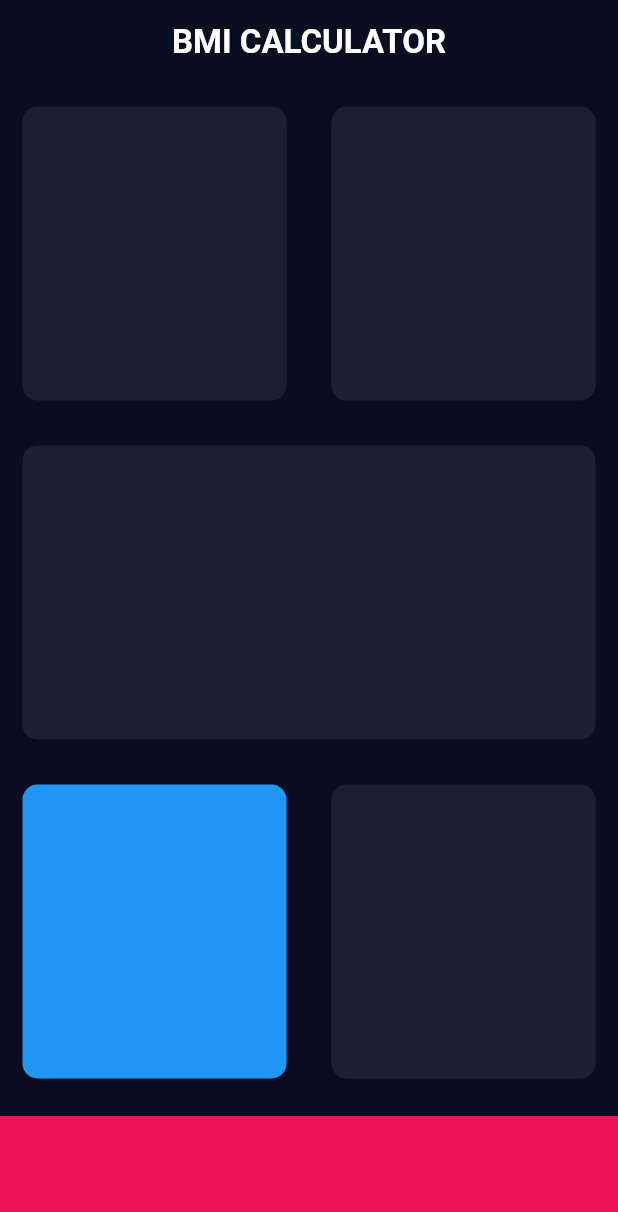
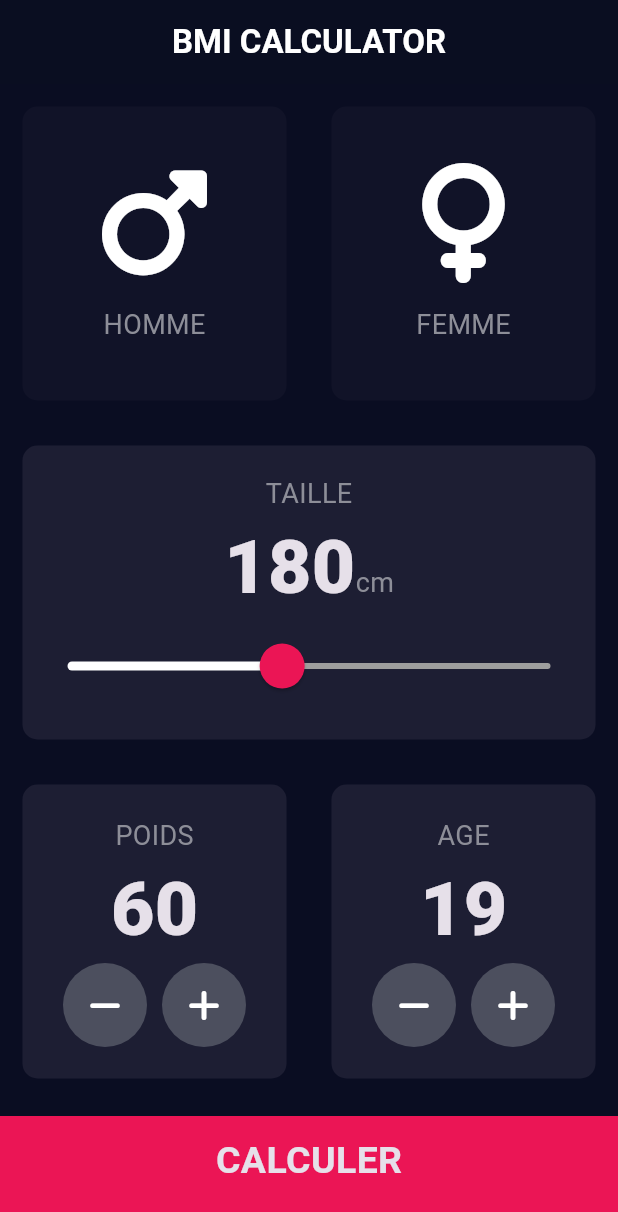
Before and after one commit to taphakebe99/BMI, a Flutter app: the screen it shows after launch, on a phone screen of 412 x 824 dp. Shown: the top 1212 px of the screen. Run offline on Flutter 3.47's test engine with Material 3 defaults, Android fonts, the phone set to English and light mode, and no system bars; our stand-ins replace font_awesome_flutter.

Commit message:
update the final project

```diff
--- /dev/null
+++ b/lib/calculator_brain.dart
@@ -0,0 +1,34 @@
+import 'dart:math';
+
+class CalculatorBrain {
+  final int height;
+  final int weight;
+  double _bmi = 0.0;
+
+  CalculatorBrain({required this.height, required this.weight});
+
+  String calculateBMI() {
+    _bmi = weight / pow(height / 100, 2);
+    return _bmi.toStringAsFixed(1);
+  }
+
+  String getResult() {
+    if (_bmi >= 25) {
+      return 'Surpoids';
+    } else if (_bmi >= 18.5) {
+      return 'Normal';
+    } else {
+      return 'Insuffisance pondérale';
+    }
+  }
+
+  String getInterpretation() {
+    if (_bmi >= 25) {
+      return 'Vous avez un poids corporel supérieur à la normale. Essayez de faire plus d\'exercice.';
+    } else if (_bmi >= 18.5) {
+      return 'Vous avez un poids corporel normal. Bon travail !';
+    } else {
+      return 'Vous avez un poids corporel inférieur à la normale. Vous pouvez manger un peu plus.';
+    }
+  }
+}
--- /dev/null
+++ b/lib/components/bottom_button.dart
@@ -0,0 +1,32 @@
+import 'package:flutter/material.dart';
+
+import '../constants.dart';
+
+class BottomButton extends StatelessWidget {
+  final String buttonTitle;
+  final VoidCallback onTap;
+
+  BottomButton({required this.buttonTitle, required this.onTap});
+
+  @override
+  Widget build(BuildContext context) {
+    return GestureDetector(
+      onTap: onTap,
+      child: Container(
+        margin: const EdgeInsets.only(top: 10.0),
+        padding: const EdgeInsets.only(
+          bottom: 20.0,
+        ),
+        color: kBottomContainerColor,
+        height: kBottomContainerHight,
+        width: double.infinity,
+        child: Center(
+          child: Text(
+            buttonTitle,
+            style: kLargeButtonTextStyle,
+          ),
+        ),
+      ),
+    );
+  }
+}
--- /dev/null
+++ b/lib/components/input_content.dart
@@ -0,0 +1,29 @@
+import 'package:flutter/cupertino.dart';
+
+import '../constants.dart';
+
+class IconContent extends StatelessWidget {
+  final String label;
+  final IconData awesomeIcon;
+  IconContent({required this.awesomeIcon, required this.label});
+
+  @override
+  Widget build(BuildContext context) {
+    return Column(
+      mainAxisAlignment: MainAxisAlignment.center,
+      children: [
+        Icon(
+          awesomeIcon,
+          size: 80.0,
+        ),
+        const SizedBox(
+          height: 15.0,
+        ),
+        Text(
+          label,
+          style: kLabelTextStyle,
+        )
+      ],
+    );
+  }
+}
--- /dev/null
+++ b/lib/components/reusable_card.dart
@@ -0,0 +1,24 @@
+import 'package:flutter/cupertino.dart';
+
+class ReusableCard extends StatelessWidget {
+  final Color colour;
+  final Widget? cardChild;
+  final VoidCallback? onPress;
+
+  ReusableCard({required this.colour, this.cardChild, this.onPress});
+
+  @override
+  Widget build(BuildContext context) {
+    return GestureDetector(
+      onTap: onPress,
+      child: Container(
+        margin: const EdgeInsets.all(15.0),
+        decoration: BoxDecoration(
+          color: colour,
+          borderRadius: BorderRadius.circular(10.0),
+        ),
+        child: cardChild,
+      ),
+    );
+  }
+}
--- /dev/null
+++ b/lib/components/rounded_icon_button.dart
@@ -0,0 +1,20 @@
+import 'package:flutter/material.dart';
+
+class RoundedIconButton extends StatelessWidget {
+  final IconData icon;
+  final VoidCallback onPressed;
+
+  const RoundedIconButton({required this.icon, required this.onPressed});
+
+  @override
+  Widget build(BuildContext context) {
+    return RawMaterialButton(
+      onPressed: onPressed,
+      shape: const CircleBorder(),
+      constraints: const BoxConstraints.tightFor(width: 56.0, height: 56.0),
+      elevation: 0.0,
+      fillColor: const Color(0xFF4C4F5E),
+      child: Icon(icon),
+    );
+  }
+}
--- /dev/null
+++ b/lib/constants.dart
@@ -0,0 +1,41 @@
+import 'package:flutter/material.dart';
+
+const kBottomContainerHight = 80.0;
+const Color kActiveCardColor = Color(0xFF1D1E33);
+const Color kInactiveCardColor = Color(0xFF111328);
+const Color kBottomContainerColor = Color(0xFFEB1555);
+
+const kLabelTextStyle = TextStyle(
+  fontSize: 18.0,
+  color: Color(0xFF8D8E98),
+);
+
+const kNumberTextStyle = TextStyle(
+  fontSize: 50.0,
+  fontWeight: FontWeight.w900,
+);
+
+const kLargeButtonTextStyle = TextStyle(
+  fontSize: 25.0,
+  fontWeight: FontWeight.bold,
+);
+
+const kTitleTextStyle = TextStyle(
+  fontSize: 50.0,
+  fontWeight: FontWeight.bold,
+);
+
+const kResultTextStyle = TextStyle(
+  color: Color(0xFF24D876),
+  fontSize: 22.0,
+  fontWeight: FontWeight.bold,
+);
+
+const kBMITextStyle = TextStyle(
+  fontSize: 100.0,
+  fontWeight: FontWeight.bold,
+);
+
+const kBodyTextStyle = TextStyle(
+  fontSize: 22.0,
+);
--- /dev/null
+++ b/lib/gender_type.dart
@@ -0,0 +1 @@
+enum GenderType { male, female }
--- a/lib/input_page.dart
+++ /dev/null
@@ -1,96 +0,0 @@
-import 'package:flutter/material.dart';
-
-const bottomContainerHight = 80.0;
-const Color activeCardColor = Color(0xFF1D1E33);
-const Color bottomContainerColor = Color(0xFFEB1555);
-
-class InputPage extends StatefulWidget {
-  @override
-  _InputPageState createState() => _InputPageState();
-}
-
-class _InputPageState extends State<InputPage> {
-  @override
-  Widget build(BuildContext context) {
-    return Scaffold(
-        appBar: AppBar(
-          centerTitle: true,
-          title: const Text(
-            'BMI CALCULATOR',
-            style: TextStyle(
-              fontWeight: FontWeight.bold,
-              color: Colors.white,
-            ),
-          ),
-        ),
-        body: Column(
-          children: [
-            Expanded(
-              child: Row(
-                children: [
-                  Expanded(
-                    child: ReusableCard(
-                      colour: activeCardColor,
-                    ),
-                  ),
-                  Expanded(
-                    child: ReusableCard(
-                      colour: activeCardColor,
-                    ),
-                  ),
-                ],
-              ),
-            ),
-            Expanded(
-              child: Row(
-                children: [
-                  Expanded(
-                    child: ReusableCard(
-                      colour: activeCardColor,
-                    ),
-                  ),
-                ],
-              ),
-            ),
-            Expanded(
-              child: Row(
-                children: [
-                  Expanded(
-                    child: ReusableCard(
-                      colour: Colors.blue,
-                    ),
-                  ),
-                  Expanded(
-                    child: ReusableCard(
-                      colour: activeCardColor,
-                    ),
-                  ),
-                ],
-              ),
-            ),
-            Container(
-              margin: const EdgeInsets.only(top: 10.0),
-              color: bottomContainerColor,
-              height: bottomContainerHight,
-              width: double.infinity,
-            )
-          ],
-        ));
-  }
-}
-
-class ReusableCard extends StatelessWidget {
-  final Color colour;
-  ReusableCard({required this.colour});
-
-  @override
-  Widget build(BuildContext context) {
-    return Container(
-      margin: EdgeInsets.all(15.0),
-      decoration: BoxDecoration(
-        color: colour,
-        borderRadius: BorderRadius.circular(10.0),
-      ),
-    );
-  }
-}
--- a/lib/main.dart
+++ b/lib/main.dart
@@ -1,5 +1,6 @@
+import 'package:bmi/screens/results_page.dart';
 import 'package:flutter/material.dart';
-import 'input_page.dart';
+import 'screens/input_page.dart';
 
 void main() => runApp(BMICalculator());
 
@@ -14,7 +15,10 @@ class BMICalculator extends StatelessWidget {
           backgroundColor: Color(0xFF0A0E21),
         ),
       ),
-      home: InputPage(),
+      initialRoute: '/',
+      routes: {
+        '/': (context) => InputPage(),
+      },
     );
   }
 }
--- /dev/null
+++ b/lib/screens/input_page.dart
@@ -0,0 +1,244 @@
+import 'package:bmi/calculator_brain.dart';
+import 'package:bmi/screens/results_page.dart';
+import 'package:flutter/material.dart';
+import 'package:font_awesome_flutter/font_awesome_flutter.dart';
+import '../components/bottom_button.dart';
+import '../components/reusable_card.dart';
+import '../components/rounded_icon_button.dart';
+import '../constants.dart';
+import '../components/input_content.dart';
+import '../gender_type.dart';
+
+class InputPage extends StatefulWidget {
+  @override
+  _InputPageState createState() => _InputPageState();
+}
+
+class _InputPageState extends State<InputPage> {
+  GenderType? selectedGender;
+  int height = 180;
+  int weight = 60;
+  int age = 19;
+
+  @override
+  Widget build(BuildContext context) {
+    return Scaffold(
+        appBar: AppBar(
+          centerTitle: true,
+          title: const Text(
+            'BMI CALCULATOR',
+            style: TextStyle(
+              fontWeight: FontWeight.bold,
+              color: Colors.white,
+            ),
+          ),
+        ),
+        body: Column(
+          crossAxisAlignment: CrossAxisAlignment.stretch,
+          children: [
+            Expanded(
+              child: Row(
+                children: [
+                  Expanded(
+                    child: ReusableCard(
+                      onPress: () {
+                        setState(() {
+                          selectedGender = GenderType.male;
+                        });
+                      },
+                      colour: selectedGender == GenderType.male
+                          ? kActiveCardColor
+                          : kInactiveCardColor,
+                      cardChild: IconContent(
+                        awesomeIcon: FontAwesomeIcons.mars,
+                        label: 'HOMME',
+                      ),
+                    ),
+                  ),
+                  Expanded(
+                    child: ReusableCard(
+                      onPress: () {
+                        setState(() {
+                          selectedGender = GenderType.female;
+                        });
+                      },
+                      colour: selectedGender == GenderType.female
+                          ? kActiveCardColor
+                          : kInactiveCardColor,
+                      cardChild: IconContent(
+                        awesomeIcon: FontAwesomeIcons.venus,
+                        label: 'FEMME',
+                      ),
+                    ),
+                  ),
+                ],
+              ),
+            ),
+            Expanded(
+              child: Row(
+                children: [
+                  Expanded(
+                    child: ReusableCard(
+                      colour: kActiveCardColor,
+                      cardChild: Column(
+                        mainAxisAlignment: MainAxisAlignment.center,
+                        children: [
+                          const Text(
+                            'TAILLE',
+                            style: kLabelTextStyle,
+                          ),
+                          Row(
+                            mainAxisAlignment: MainAxisAlignment.center,
+                            crossAxisAlignment: CrossAxisAlignment.baseline,
+                            textBaseline: TextBaseline.alphabetic,
+                            children: [
+                              Text(
+                                height.toString(),
+                                style: kNumberTextStyle,
+                              ),
+                              const Text(
+                                'cm',
+                                style: kLabelTextStyle,
+                              ),
+                            ],
+                          ),
+                          SliderTheme(
+                            data: SliderTheme.of(context).copyWith(
+                              activeTrackColor: Colors.white,
+                              inactiveTrackColor: Colors.grey,
+                              overlayColor: const Color(0x29EB1555),
+                              thumbColor: const Color(0xFFEB1555),
+                              thumbShape: const RoundSliderThumbShape(
+                                  enabledThumbRadius: 15.0),
+                              overlayShape: const RoundSliderOverlayShape(
+                                overlayRadius: 30.0,
+                              ),
+                            ),
+                            child: Slider(
+                                min: 100.0,
+                                max: 280.0,
+                                value: height.toDouble(),
+                                onChanged: (double newValue) {
+                                  setState(() {
+                                    height = newValue.round();
+                                  });
+                                }),
+                          ),
+                        ],
+                      ),
+                    ),
+                  ),
+                ],
+              ),
+            ),
+            Expanded(
+              child: Row(
+                children: [
+                  Expanded(
+                    child: ReusableCard(
+                      colour: kActiveCardColor,
+                      cardChild: Column(
+                        mainAxisAlignment: MainAxisAlignment.center,
+                        children: [
+                          const Text(
+                            'POIDS',
+                            style: kLabelTextStyle,
+                          ),
+                          Text(
+                            weight.toString(),
+                            style: kNumberTextStyle,
+                          ),
+                          Row(
+                            mainAxisAlignment: MainAxisAlignment.center,
+                            children: [
+                              RoundedIconButton(
+                                icon: FontAwesomeIcons.minus,
+                                onPressed: () {
+                                  setState(() {
+                                    weight--;
+                                  });
+                                },
+                              ),
+                              const SizedBox(
+                                width: 10.0,
+                              ),
+                              RoundedIconButton(
+                                icon: FontAwesomeIcons.plus,
+                                onPressed: () {
+                                  setState(() {
+                                    weight++;
+                                  });
+                                },
+                              ),
+                            ],
+                          )
+                        ],
+                      ),
+                    ),
+                  ),
+                  Expanded(
+                    child: ReusableCard(
+                      colour: kActiveCardColor,
+                      cardChild: Column(
+                        mainAxisAlignment: MainAxisAlignment.center,
+                        children: [
+                          const Text(
+                            'AGE',
+                            style: kLabelTextStyle,
+                          ),
+                          Text(
+                            age.toString(),
+                            style: kNumberTextStyle,
+                          ),
+                          Row(
+                            mainAxisAlignment: MainAxisAlignment.center,
+                            children: [
+                              RoundedIconButton(
+                                icon: FontAwesomeIcons.minus,
+                                onPressed: () {
+                                  setState(() {
+                                    age--;
+                                  });
+                                },
+                              ),
+                              const SizedBox(
+                                width: 10.0,
+                              ),
+                              RoundedIconButton(
+                                  icon: FontAwesomeIcons.plus,
+                                  onPressed: () {
+                                    setState(() {
+                                      age++;
+                                    });
+                                  })
+                            ],
+                          )
+                        ],
+                      ),
+                    ),
+                  ),
+                ],
+              ),
+            ),
+            BottomButton(
+              buttonTitle: 'CALCULER',
+              onTap: () {
+                CalculatorBrain calc =
+                    CalculatorBrain(height: height, weight: weight);
+
+                Navigator.push(
+                  context,
+                  MaterialPageRoute(
+                    builder: (context) => ResultsPage(
+                      bmiResult: calc.calculateBMI(),
+                      bmiText: calc.getResult(),
+                      interpretation: calc.getInterpretation(),
+                    ),
+                  ),
+                );
+              },
+            ),
+          ],
+        ));
+  }
+}
--- a/pubspec.yaml
+++ b/pubspec.yaml
@@ -35,6 +35,7 @@ dependencies:
   # The following adds the Cupertino Icons font to your application.
   # Use with the CupertinoIcons class for iOS style icons.
   cupertino_icons: ^1.0.8
+  font_awesome_flutter: ^10.7.0
 
 dev_dependencies:
   flutter_test:
```
Also changed, not shown: lib/screens/results_page.dart (added, +79 -0 lines), pubspec.lock.
